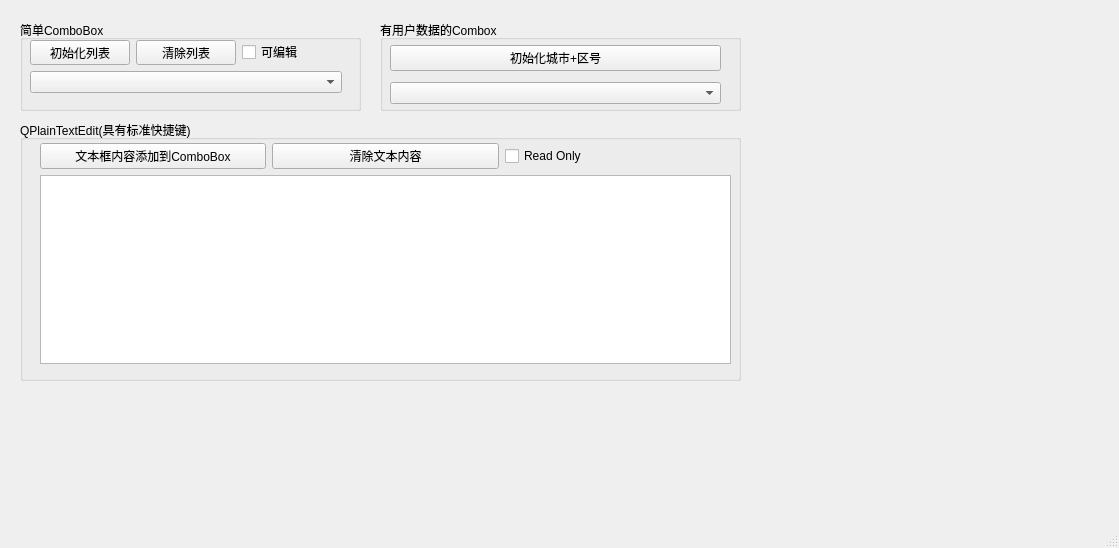
Above: ComboBox/mainwindow.ui from kangwenjun/qt before the change. Below: the same form after it.
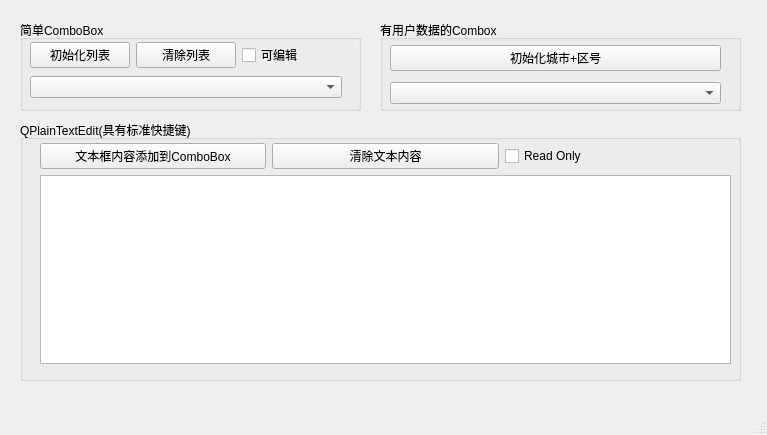
That is the form after the change.

Diff of the .ui file:
```diff
--- a/ComboBox/mainwindow.ui
+++ b/ComboBox/mainwindow.ui
@@ -6,8 +6,8 @@
    <rect>
     <x>0</x>
     <y>0</y>
-    <width>1119</width>
-    <height>548</height>
+    <width>767</width>
+    <height>435</height>
    </rect>
   </property>
   <property name="windowTitle">
@@ -85,7 +85,7 @@
        <x>10</x>
        <y>20</y>
        <width>312</width>
-       <height>53</height>
+       <height>60</height>
       </rect>
      </property>
      <layout class="QVBoxLayout" name="verticalLayout">
```
Left out of the diff: 8 changed lines with no effect on the pictures.
